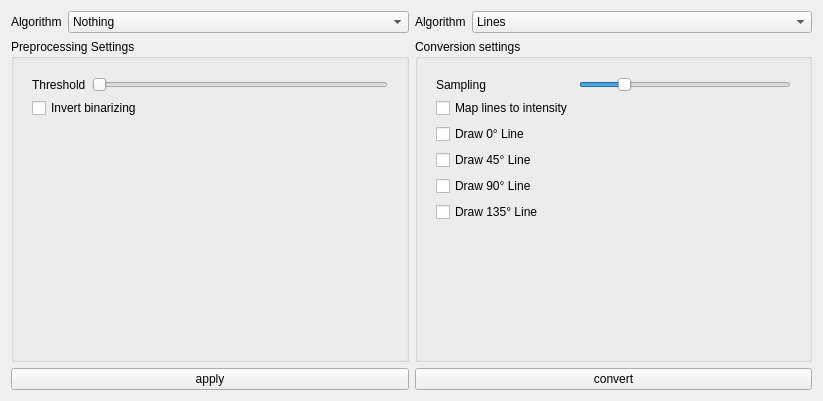
First picture: the form in PC/VPlotter/convertform.ui, repository rottaca/VPlotter, before the edit.
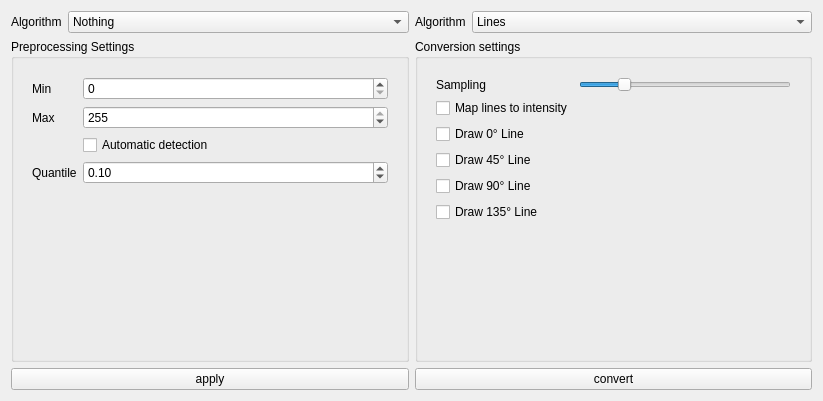
Second picture: the form after the edit.

```diff
--- a/PC/VPlotter/convertform.ui
+++ b/PC/VPlotter/convertform.ui
@@ -76,7 +76,7 @@
            <enum>QFrame::Plain</enum>
           </property>
           <property name="currentIndex">
-           <number>2</number>
+           <number>3</number>
           </property>
           <widget class="QWidget" name="page_5"/>
           <widget class="QWidget" name="page">
@@ -128,6 +128,68 @@
             </item>
            </layout>
           </widget>
+          <widget class="QWidget" name="page_6">
+           <layout class="QFormLayout" name="formLayout_5">
+            <item row="1" column="0">
+             <widget class="QLabel" name="label_9">
+              <property name="text">
+               <string>Min</string>
+              </property>
+             </widget>
+            </item>
+            <item row="4" column="0">
+             <widget class="QLabel" name="label_10">
+              <property name="text">
+               <string>Quantile</string>
+              </property>
+             </widget>
+            </item>
+            <item row="1" column="1">
+             <widget class="QSpinBox" name="sb_stretch_min">
+              <property name="maximum">
+               <number>255</number>
+              </property>
+             </widget>
+            </item>
+            <item row="2" column="1">
+             <widget class="QSpinBox" name="sb_stretch_max">
+              <property name="maximum">
+               <number>255</number>
+              </property>
+              <property name="value">
+               <number>255</number>
+              </property>
+             </widget>
+            </item>
+            <item row="2" column="0">
+             <widget class="QLabel" name="label_11">
+              <property name="text">
+               <string>Max</string>
+              </property>
+             </widget>
+            </item>
+            <item row="3" column="1">
+             <widget class="QCheckBox" name="cb_stretch_auto">
+              <property name="text">
+               <string>Automatic detection</string>
+              </property>
+             </widget>
+            </item>
+            <item row="4" column="1">
+             <widget class="QDoubleSpinBox" name="sb_stretch_quantile">
+              <property name="maximum">
+               <double>0.500000000000000</double>
+              </property>
+              <property name="singleStep">
+               <double>0.100000000000000</double>
+              </property>
+              <property name="value">
+               <double>0.100000000000000</double>
+              </property>
+             </widget>
+            </item>
+           </layout>
+          </widget>
          </widget>
         </item>
        </layout>
```
Left out of the diff: 40 changed lines with no effect on the pictures.
